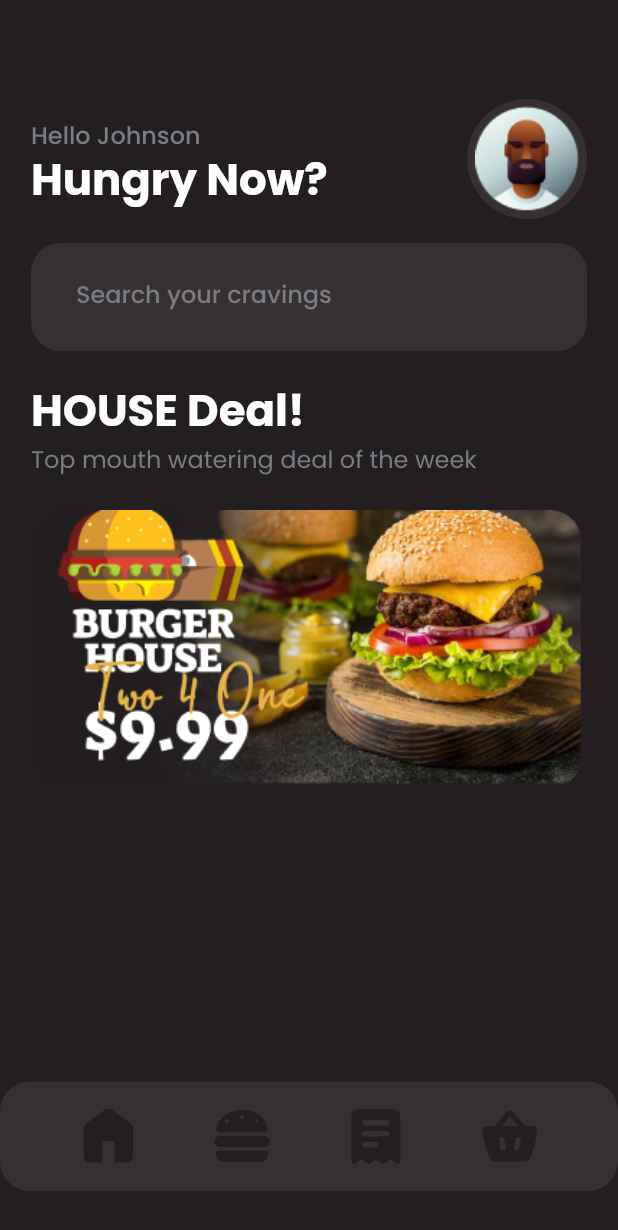
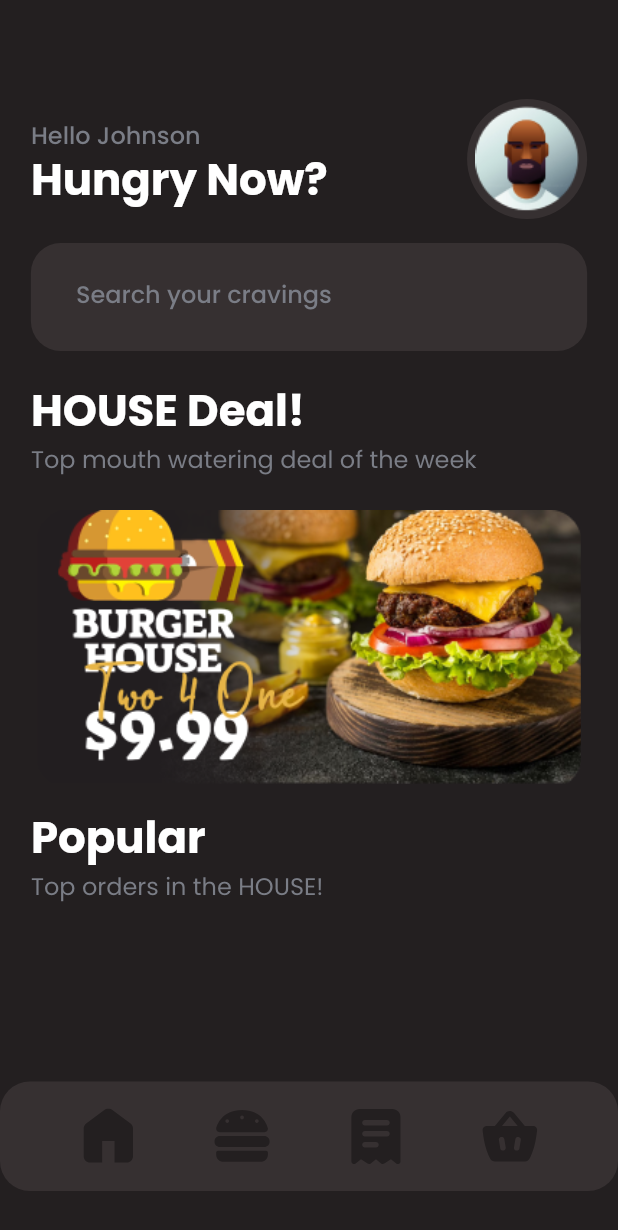
Before and after one commit to jovichenmcintyrecentenial/burger_house_app, a Flutter app: the screen it shows after launch, after a tap on "Login", on a phone screen of 412 x 824 dp. Shown: the top 1230 px of the screen. Run offline on Flutter 3.47's test engine with Material 2 defaults, Android fonts, the phone set to English and light mode, and no system bars; drawn by our look-alikes of auto_size_text, carousel_slider, overlay_support; our stand-ins replace cached_network_image, dio, fluro, flutter_cache_manager, flutter_dotenv, flutter_secure_storage and 7 more; missing offline and left inert: dio_cache_interceptor, dio_cache_interceptor_db_store, flutter_libphonenumber.

Commit message:
contined work on home screen UI

```diff
--- a/lib/views/pages/main_view/main_manager_view.dart
+++ b/lib/views/pages/main_view/main_manager_view.dart
@@ -96,12 +96,14 @@ class HomeView extends StatelessWidget {
           const SizedBox(height:22),
           const InputWidget(title:'Search your cravings'),
           const SizedBox(height:22),
-
           const TitleHeaderWidget('HOUSE Deal!',fontSize: 29,fontHeight: 1.3,),
           const SubTitleWidget('Top mouth watering deal of the week'),
           const SizedBox(height:22),
+          AdvertBanner(images),
+          const SizedBox(height:15),
+          const TitleHeaderWidget('Popular',fontSize: 29,fontHeight: 1.3,),
+          const SubTitleWidget('Top orders in the HOUSE!'),
 
-          AdvertBanner(images)
         ],
       ),
     );
--- a/lib/views/pages/sign_in/login_view.dart
+++ b/lib/views/pages/sign_in/login_view.dart
@@ -68,7 +68,7 @@ class _ForgotPasswordWidget extends StatelessWidget {
   Widget build(BuildContext context) {
     return Center(
       child: GestureDetector(
-        onTap: ()=>null,
+        onTap: () => null,
         child: AutoTextSizeWidget(
           'Forgot Password',
           color: AppTheme.of(context).accentColor,
--- a/lib/views/widgets/advert_banner_widget.dart
+++ b/lib/views/widgets/advert_banner_widget.dart
@@ -21,6 +21,8 @@ class AdvertBanner extends StatelessWidget {
             GenericImagehandler(images[i],height: Helper.getScaleHeightPercentage(context,30),width: double.infinity,),
         options: CarouselOptions(
           autoPlay: true,
+          autoPlayInterval: const Duration(seconds: 3),
+
           enlargeCenterPage: true,
           viewportFraction: 1,
           aspectRatio: 2.0,
```
